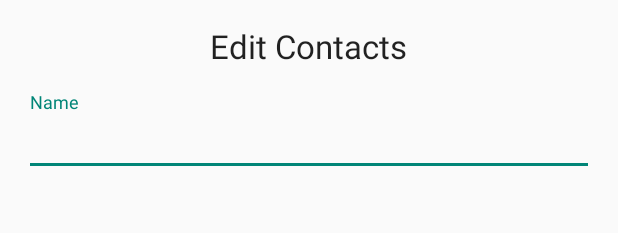
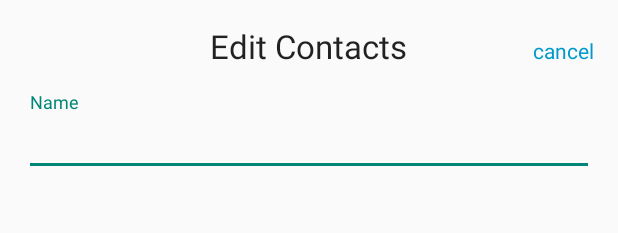
Before and after one commit to rajatbeck/Contacts, an Android app: the layout bottom_list_fragment.xml on its own in the app's theme, with its tools: preview values and no code run, on a phone screen of 412 x 824 dp. Shown: the top 233 px of the screen. Run offline under Robolectric (Android 15) with nearby library versions, the phone set to English and light mode, and no system bars.

Commit message:
bottom list cancel

```diff
--- a/app/src/main/java/com/test/lifcare/ListActivity.java
+++ b/app/src/main/java/com/test/lifcare/ListActivity.java
@@ -159,7 +159,7 @@ public class ListActivity extends AppCompatActivity implements LoaderCallbacks<C
 
                 } else {
                     BottomSheetDialogFragment bottomSheetDialogFragment = new BottomEditSheet().getInstance(listAdapter.getItem(position),listAdapter.getNumber(position));
-                    bottomSheetDialogFragment.setCancelable(true);
+                    bottomSheetDialogFragment.setCancelable(false);
                     bottomSheetDialogFragment.show(getSupportFragmentManager(), bottomSheetDialogFragment.getTag());
                 }
             }
--- a/app/src/main/java/com/test/lifcare/fragment/BottomEditSheet.java
+++ b/app/src/main/java/com/test/lifcare/fragment/BottomEditSheet.java
@@ -11,6 +11,7 @@ import android.view.View;
 import android.view.WindowManager;
 import android.widget.Button;
 import android.widget.EditText;
+import android.widget.TextView;
 
 import com.test.lifcare.R;
 
@@ -59,6 +60,7 @@ public class BottomEditSheet extends BottomSheetDialogFragment {
     private EditText name, number;
     private Button btnUpdate;
     private String oldName, oldNumber;
+    private TextView cancel;
 
     @Override
     public void setupDialog(final Dialog dialog, int style) {
@@ -78,6 +80,14 @@ public class BottomEditSheet extends BottomSheetDialogFragment {
         name = (EditText) contentView.findViewById(R.id.input_name);
         number = (EditText) contentView.findViewById(R.id.input_number);
         btnUpdate = (Button) contentView.findViewById(R.id.btn_update);
+        cancel = (TextView) contentView.findViewById(R.id.cancel);
+        cancel.setOnClickListener(new View.OnClickListener() {
+            @Override
+            public void onClick(View view) {
+                onUpdate.update(updateClicked, name.getText().toString().trim(), number.getText().toString().trim());
+                dismiss();
+            }
+        });
 
         name.setText(oldName);
         number.setText(oldNumber);
--- a/app/src/main/res/layout/bottom_list_fragment.xml
+++ b/app/src/main/res/layout/bottom_list_fragment.xml
@@ -6,16 +6,33 @@
 <LinearLayout xmlns:android="http://schemas.android.com/apk/res/android"
     android:orientation="vertical" android:layout_width="match_parent"
     android:layout_height="match_parent">
+    <RelativeLayout
+        android:layout_width="match_parent"
+        android:layout_height="wrap_content">
 
     <TextView
         android:layout_width="wrap_content"
         android:layout_height="wrap_content"
         android:textAppearance="@style/TextAppearance.AppCompat.Large"
         android:text="Edit Contacts"
-        android:layout_gravity="center"
+        android:layout_centerHorizontal="true"
+        android:id="@+id/title"
         android:layout_marginTop="@dimen/activity_vertical_margin"
         android:layout_marginBottom="@dimen/activity_vertical_margin"
         />
+        <TextView
+            android:layout_width="wrap_content"
+            android:layout_height="wrap_content"
+            android:id="@+id/cancel"
+            android:text="cancel"
+            android:layout_alignParentEnd="true"
+            android:layout_alignParentRight="true"
+            android:textColor="@android:color/holo_blue_dark"
+            android:clickable="true"
+            android:layout_alignBaseline="@+id/title"
+            android:layout_marginRight="@dimen/activity_horizontal_margin"
+            />
+    </RelativeLayout>
 
     <android.support.design.widget.TextInputLayout
         android:id="@+id/input_layout_name"
```
